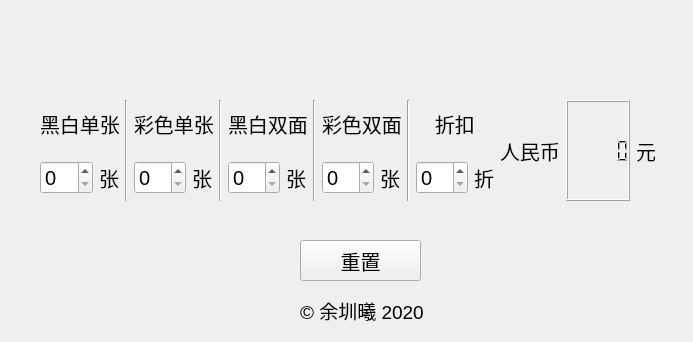
First picture: the form in form.ui, repository 0xJacky/PrintCounter, before the edit.
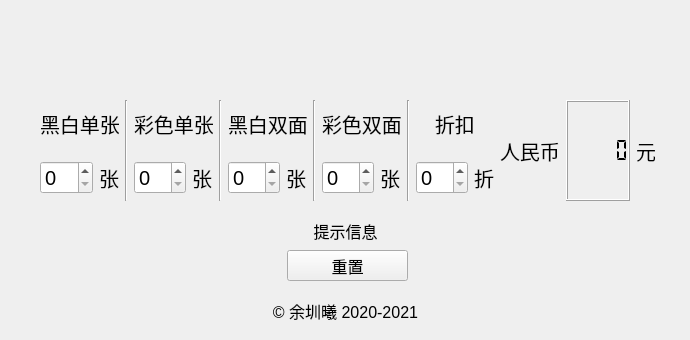
Second picture: the form after the edit.

Diff of the .ui file:
```diff
--- a/form.ui
+++ b/form.ui
@@ -6,8 +6,8 @@
    <rect>
     <x>0</x>
     <y>0</y>
-    <width>693</width>
-    <height>342</height>
+    <width>690</width>
+    <height>340</height>
    </rect>
   </property>
   <property name="sizePolicy">
@@ -18,14 +18,14 @@
   </property>
   <property name="minimumSize">
    <size>
-    <width>693</width>
-    <height>342</height>
+    <width>690</width>
+    <height>340</height>
    </size>
   </property>
   <property name="maximumSize">
    <size>
-    <width>693</width>
-    <height>342</height>
+    <width>690</width>
+    <height>340</height>
    </size>
   </property>
   <property name="baseSize">
@@ -322,6 +322,12 @@
          <pointsize>20</pointsize>
         </font>
        </property>
+       <property name="smallDecimalPoint">
+        <bool>false</bool>
+       </property>
+       <property name="segmentStyle">
+        <enum>QLCDNumber::Flat</enum>
+       </property>
       </widget>
      </item>
      <item alignment="Qt::AlignRight">
@@ -341,39 +347,66 @@
    <widget class="QLabel" name="label_9">
     <property name="geometry">
      <rect>
-      <x>300</x>
+      <x>270</x>
       <y>290</y>
-      <width>141</width>
+      <width>151</width>
       <height>41</height>
      </rect>
     </property>
     <property name="font">
      <font>
-      <pointsize>14</pointsize>
+      <pointsize>12</pointsize>
      </font>
     </property>
     <property name="text">
-     <string>© 余圳曦 2020 </string>
+     <string>© 余圳曦 2020-2021</string>
+    </property>
+    <property name="alignment">
+     <set>Qt::AlignCenter</set>
     </property>
    </widget>
    <widget class="QPushButton" name="reset">
     <property name="geometry">
      <rect>
-      <x>300</x>
-      <y>240</y>
+      <x>287</x>
+      <y>250</y>
       <width>121</width>
-      <height>41</height>
+      <height>31</height>
      </rect>
     </property>
     <property name="font">
      <font>
-      <pointsize>15</pointsize>
+      <pointsize>12</pointsize>
      </font>
     </property>
     <property name="text">
      <string>重置</string>
     </property>
    </widget>
+   <widget class="QLabel" name="notice">
+    <property name="geometry">
+     <rect>
+      <x>0</x>
+      <y>210</y>
+      <width>691</width>
+      <height>41</height>
+     </rect>
+    </property>
+    <property name="font">
+     <font>
+      <pointsize>12</pointsize>
+     </font>
+    </property>
+    <property name="text">
+     <string>提示信息</string>
+    </property>
+    <property name="scaledContents">
+     <bool>false</bool>
+    </property>
+    <property name="alignment">
+     <set>Qt::AlignCenter</set>
+    </property>
+   </widget>
   </widget>
  </widget>
  <resources/>
```
Left out of the diff: 4 changed lines with no effect on the pictures.
